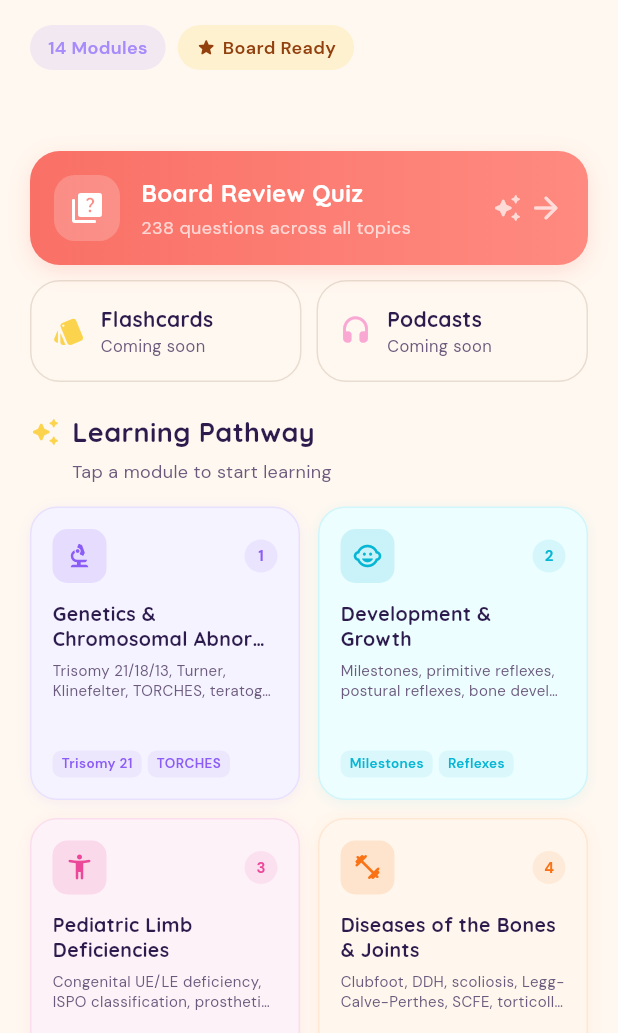
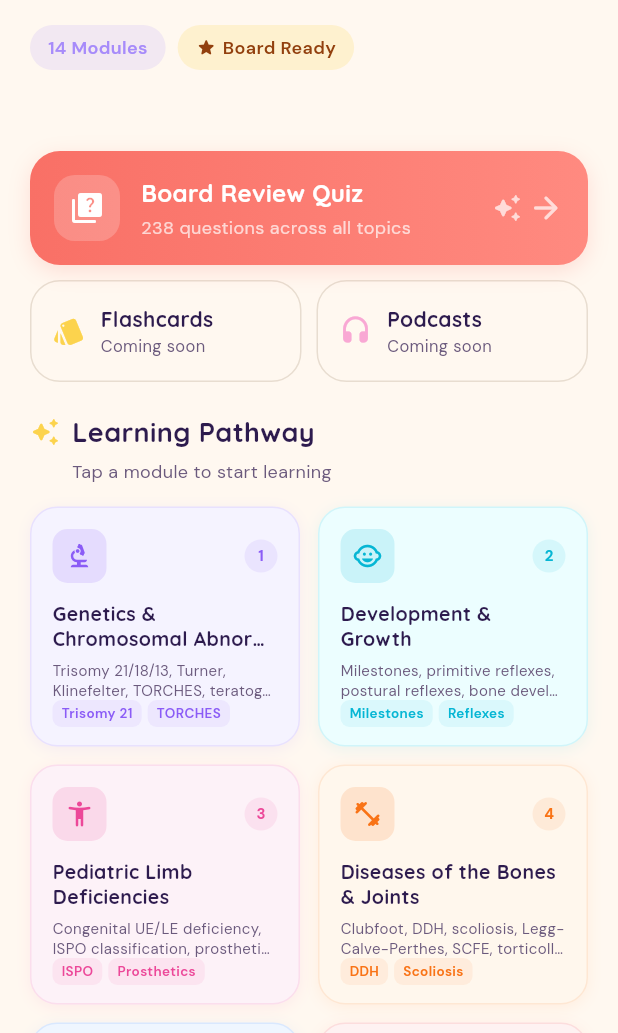
Before and after one commit to Zshumake/peds-rehab, a Flutter app: the screen it shows after launch, on a phone screen of 412 x 824 dp, the part 203-1236 px from its top. Run offline on Flutter 3.47's test engine with Material 3 defaults, Android fonts, the phone set to English and light mode, and no system bars; our stand-ins replace google_fonts, shared_preferences.

Commit message:
Fix oversized module cards on wide screens
Replaced SliverGridDelegateWithFixedCrossAxisCount(2) with
SliverGridDelegateWithMaxCrossAxisExtent(320, mainAxisExtent: 160).
Cards now have a fixed 320x160 size on desktop and flow into 2
columns on narrow screens automatically. Eliminates the massive
empty space inside each card on wide screens.

```diff
--- a/lib/features/learning/home_screen.dart
+++ b/lib/features/learning/home_screen.dart
@@ -294,11 +294,11 @@ class _HomeScreenState extends State<HomeScreen> {
                 child: GridView.builder(
                   shrinkWrap: true,
                   physics: const NeverScrollableScrollPhysics(),
-                  gridDelegate: const SliverGridDelegateWithFixedCrossAxisCount(
-                    crossAxisCount: 2,
+                  gridDelegate: const SliverGridDelegateWithMaxCrossAxisExtent(
+                    maxCrossAxisExtent: 320,
                     mainAxisSpacing: 12,
                     crossAxisSpacing: 12,
-                    childAspectRatio: 0.92,
+                    mainAxisExtent: 160,
                   ),
                   itemCount: modules.length,
                   itemBuilder: (context, index) {
```
